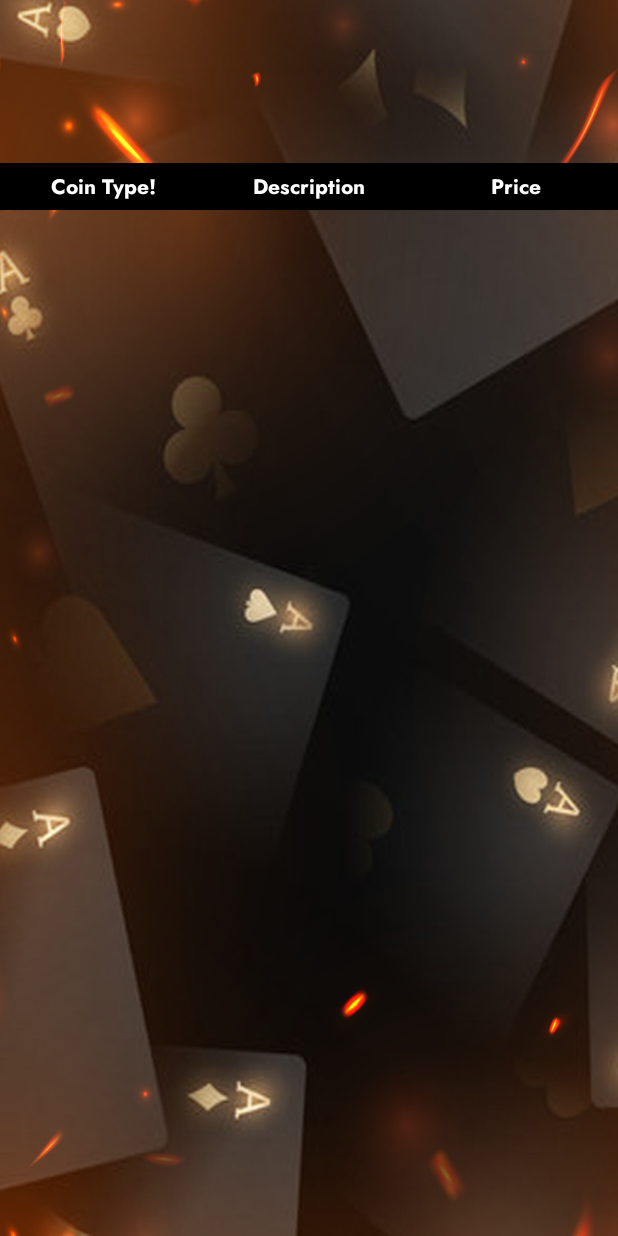
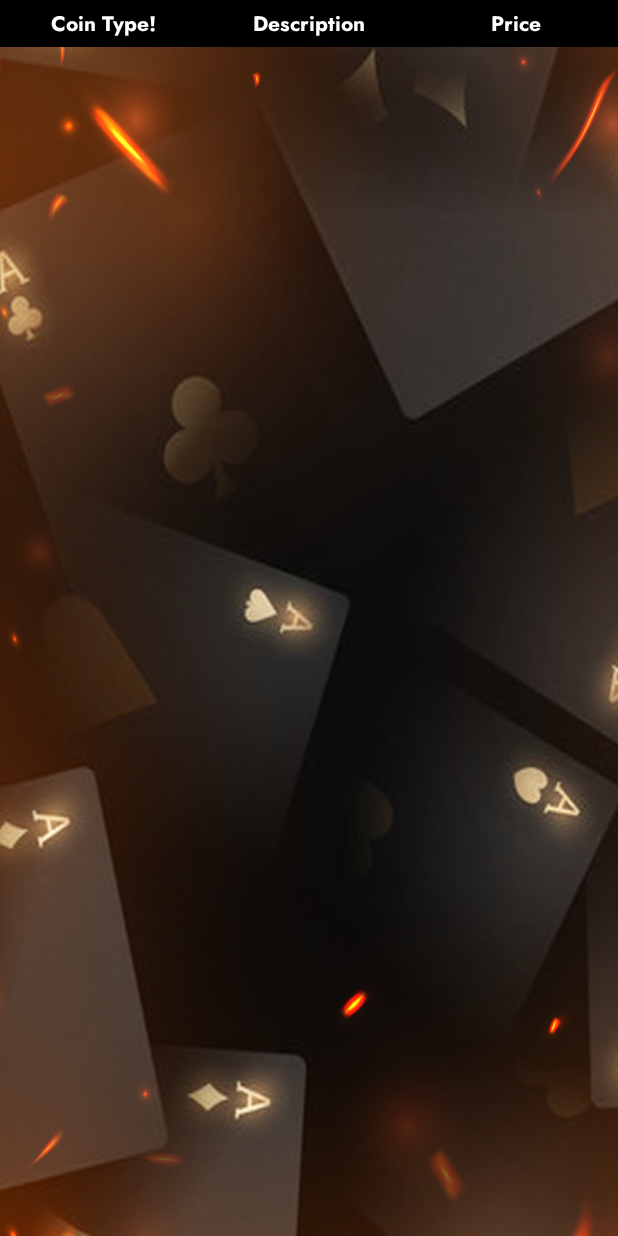
Before and after one commit to marinaMobile/MiraculousSpike, an Android app: the ProductListing screen opened directly, with no data from a screen before it, on a phone screen of 412 x 824 dp. Run offline under Robolectric (Android 15) with nearby library versions, the phone set to English and light mode, and no system bars; libraries missing offline, so code that uses them is left out: com.qonversion.android; 1 statement that could not run was skipped.

```diff
--- a/app/src/main/res/layout/activity_product_listing.xml
+++ b/app/src/main/res/layout/activity_product_listing.xml
@@ -6,31 +6,14 @@
     android:layout_height="match_parent"
     android:background="@drawable/baaaaac"
     tools:context=".four.inapps.ProductListing">
-    <ImageView
-        android:id="@+id/imageView"
-        android:layout_width="wrap_content"
-        android:layout_height="wrap_content"
-        android:layout_marginTop="60dp"
-        app:layout_constraintLeft_toLeftOf="parent"
-        app:layout_constraintRight_toRightOf="parent"
-        app:layout_constraintTop_toTopOf="parent"
-       />
-    <TextView
-        android:id="@+id/textViewTitle"
-        android:layout_width="wrap_content"
-        android:layout_height="wrap_content"
-        android:textColor="@color/black"
-        android:textSize="26sp"
-        android:layout_marginTop="8dp"
-        app:layout_constraintLeft_toLeftOf="parent"
-        app:layout_constraintRight_toRightOf="parent"
-        app:layout_constraintTop_toBottomOf="@+id/imageView" />
+
+
 
     <LinearLayout
         android:id="@+id/layout"
         android:layout_width="match_parent"
         android:layout_height="wrap_content"
-        android:layout_marginTop="5dp"
+
         android:background="@color/black"
         android:orientation="horizontal"
         android:weightSum="3"
@@ -38,7 +21,7 @@
         app:layout_constraintLeft_toLeftOf="parent"
         app:layout_constraintRight_toRightOf="parent"
         app:layout_constraintStart_toStartOf="parent"
-        app:layout_constraintTop_toBottomOf="@+id/textViewTitle">
+        app:layout_constraintTop_toTopOf="parent">
 
         <TextView
             android:layout_width="0dp"
```
